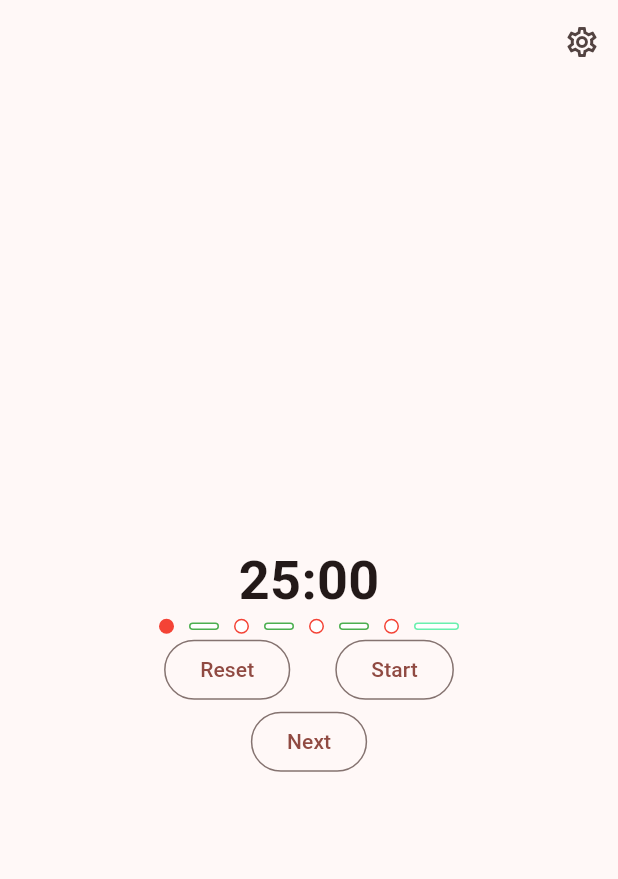
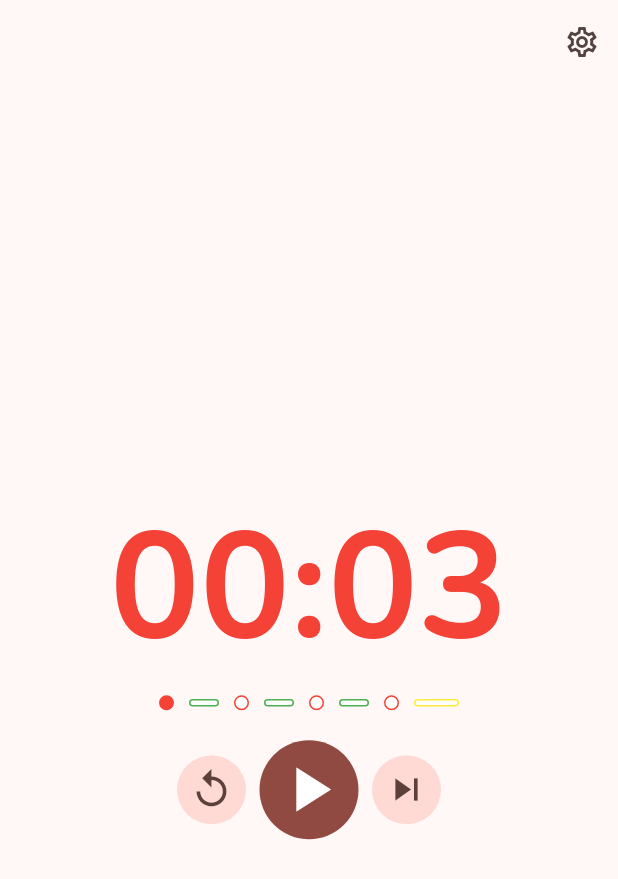
Before and after one commit to trid-io/pomodoro, a Flutter app: the screen it shows after launch, on a phone screen of 412 x 824 dp. Shown: the top 879 px of the screen. Run offline on Flutter 3.47's test engine with Material 3 defaults, Android fonts, the phone set to English and light mode, and no system bars; our stand-ins replace bloc, equatable, flutter_bloc, go_router, logger.

Commit message:
Add Nunito fonts and clean up

```diff
--- a/lib/core/theme.dart
+++ b/lib/core/theme.dart
@@ -3,15 +3,21 @@ import 'package:flutter/material.dart';
 ThemeData lightTheme() {
   return ThemeData(
     colorScheme: ColorScheme.fromSeed(
-        brightness: Brightness.light, seedColor: Colors.red),
+      brightness: Brightness.light,
+      seedColor: Colors.red,
+    ),
     useMaterial3: true,
+    fontFamily: 'Nunito',
   );
 }
 
 ThemeData darkTheme() {
   return ThemeData(
     colorScheme: ColorScheme.fromSeed(
-        brightness: Brightness.dark, seedColor: Colors.red),
+      brightness: Brightness.dark,
+      seedColor: Colors.red,
+    ),
     useMaterial3: true,
+    fontFamily: 'Nunito',
   );
 }
--- a/lib/domain/entity/setting_entity.dart
+++ b/lib/domain/entity/setting_entity.dart
@@ -2,9 +2,12 @@ import 'package:equatable/equatable.dart';
 
 class SettingEntity extends Equatable {
   const SettingEntity({
-    this.focusDuration = const Duration(minutes: 25),
-    this.shortBreakDuration = const Duration(minutes: 5),
-    this.longBreakDuration = const Duration(minutes: 20),
+    // this.focusDuration = const Duration(minutes: 25),
+    // this.shortBreakDuration = const Duration(minutes: 5),
+    // this.longBreakDuration = const Duration(minutes: 20),
+    this.focusDuration = const Duration(seconds: 3),
+    this.shortBreakDuration = const Duration(seconds: 2),
+    this.longBreakDuration = const Duration(seconds: 4),
     this.totalSessions = 4,
     this.autoStart = false,
     this.darkMode = false,
--- a/lib/presentation/bloc/pomodoro/pomo_bloc.dart
+++ b/lib/presentation/bloc/pomodoro/pomo_bloc.dart
@@ -79,6 +79,7 @@ class PomoBloc extends Bloc<PomoEvent, PomoState> {
     Emitter<PomoState> emit,
   ) {
     _cancelTimer();
+    final oldStatus = state.status;
     final newMode = _getNewMode();
     emit(state.copyWith(
       status: PomoStatus.initial,
@@ -86,7 +87,9 @@ class PomoBloc extends Bloc<PomoEvent, PomoState> {
       currentSession: _getNewSession(newMode),
       seconds: _getDefaultSeconds(newMode),
     ));
-    if (state.setting.autoStart) add(const PomoStartPressed());
+    if (state.setting.autoStart && oldStatus == PomoStatus.running) {
+      add(const PomoStartPressed());
+    }
   }
 
   void _onSettingChanged(
@@ -94,6 +97,7 @@ class PomoBloc extends Bloc<PomoEvent, PomoState> {
     Emitter<PomoState> emit,
   ) {
     emit(state.copyWith(setting: event.setting));
+    emit(state.copyWith(seconds: _getDefaultSeconds(state.mode)));
   }
 
   void _startTimer(Emitter<PomoState> emit) {
--- a/lib/presentation/view/pomodoro_page.dart
+++ b/lib/presentation/view/pomodoro_page.dart
@@ -3,11 +3,15 @@
 import 'package:flutter/material.dart';
 import 'package:flutter_bloc/flutter_bloc.dart';
 import 'package:go_router/go_router.dart';
-import 'package:pomodoro/core/logger.dart';
+import 'package:pomodoro/presentation/bloc/settings/setting_state.dart';
+import 'package:pomodoro/presentation/widget/pomo_buttons.dart';
+import 'package:pomodoro/presentation/widget/pomo_sessions.dart';
+import 'package:pomodoro/presentation/widget/pomo_time.dart';
 
 import '../bloc/pomodoro/pomo_event.dart';
 import '../bloc/pomodoro/pomo_bloc.dart';
 import '../bloc/pomodoro/pomo_state.dart';
+import '../bloc/settings/setting_cubit.dart';
 
 class PomodoroPage extends StatelessWidget {
   const PomodoroPage({super.key});
@@ -25,215 +29,51 @@ class PomodoroPage extends StatelessWidget {
             )
           ],
         ),
-        body: BlocBuilder<PomoBloc, PomoState>(
+        body: BlocListener<SettingCubit, SettingState>(
+          listener: (context, state) {
+            context
+                .read<PomoBloc>()
+                .add(PomoSettingChanged(setting: state.setting));
+          },
+          child: BlocBuilder<PomoBloc, PomoState>(
             builder: (context, state) {
               return Column(
                 mainAxisAlignment: MainAxisAlignment.center,
                 children: [
-                Text(
-                  state.displayTime,
-                  style: const TextStyle(
-                    fontSize: 36,
-                    fontWeight: FontWeight.bold,
+                  PomoTime(
+                    displayTime: state.displayTime,
+                    color: Colors.red,
+                    size: 100,
                   ),
+                  PomoSessions(
+                    currentSession: state.currentSession,
+                    currentMode: state.mode,
+                    totalSessions: state.totalSessions,
+                    sessionColor: Colors.red,
+                    shortBreakColor: Colors.green,
+                    longBreakColor: Colors.yellow,
                   ),
-                _buildSessions(context, state),
-                _buildButtons(context, state.status),
-                OutlinedButton(
-                  onPressed: () =>
+                  const SizedBox(height: 20),
+                  PomoButtons(
+                    status: state.status,
+                    onStartPressed: () =>
+                        context.read<PomoBloc>().add(const PomoStartPressed()),
+                    onContinuePressed: () => context
+                        .read<PomoBloc>()
+                        .add(const PomoContinuePressed()),
+                    onPausePressed: () =>
+                        context.read<PomoBloc>().add(const PomoPausePressed()),
+                    onResetPressed: () =>
+                        context.read<PomoBloc>().add(const PomoResetPressed()),
+                    onNextPressed: () =>
                         context.read<PomoBloc>().add(const PomoNextPressed()),
-                  child: const Text('Next'),
                   ),
                 ],
               );
             },
           ),
         ),
-    );
-  }
-
-  Widget _buildSessions(BuildContext context, PomoState state) {
-    logger.d(
-        'build Sessions: totalSession ${state.totalSessions}, currentSession: ${state.currentSession}');
-
-    final children = <Widget>[];
-
-    /* double to include breaks. Eg. 4 sessions should have 4 breaks (3 short breaks and 1 long break) */
-    final totalItems = state.totalSessions * 2;
-
-    Color sessionColor = Colors.red;
-    Color shortBreakColor = Colors.green;
-    Color longBreakColor = Colors.greenAccent;
-
-    List.generate(totalItems, (index) {
-      // switch (state.mode) {
-      //   case PomoMode.focus:
-      //     break;
-      //   case PomoMode.shortBreak:
-      //     break;
-      //   case PomoMode.longBreak:
-      //     break;
-      // }
-      bool isSession = index % 2 == 0;
-      bool isLongBreak = index == totalItems - 1;
-      bool isShortBreak = !isSession && !isLongBreak;
-      int sessionIndex = (state.currentSession - 1) * 2;
-      bool isActive = index <= sessionIndex;
-      // bool isActiveBreak = index <= ((state.currentSession - 1) * 2 + 1) &&
-      //     (isShortBreak || isLongBreak);
-      bool isActiveBreak = index < sessionIndex ||
-          (state.mode != PomoMode.focus && index == sessionIndex + 1);
-
-      if (isSession) {
-        if (isActive) {
-          children.add(Container(
-              width: 10,
-              height: 10,
-              decoration: BoxDecoration(
-                color: sessionColor,
-                shape: BoxShape.circle,
-              )));
-        } else {
-          children.add(Container(
-            width: 10,
-            height: 10,
-            decoration: BoxDecoration(
-              color: Colors.white,
-              border: Border.all(color: sessionColor, width: 1),
-              shape: BoxShape.circle,
       ),
-          ));
-        }
-      }
-
-      if (isShortBreak) {
-        if (isActiveBreak) {
-          children.add(Container(
-            width: 20,
-            height: 5,
-            decoration: BoxDecoration(
-              color: shortBreakColor,
-              borderRadius: BorderRadius.circular(5),
-              shape: BoxShape.rectangle,
-            ),
-          ));
-        } else {
-          children.add(Container(
-            width: 20,
-            height: 5,
-            decoration: BoxDecoration(
-              color: Colors.white,
-              borderRadius: BorderRadius.circular(5),
-              border: Border.all(color: shortBreakColor, width: 1),
-              shape: BoxShape.rectangle,
-            ),
-          ));
-        }
-      }
-
-      if (isLongBreak) {
-        if (isActiveBreak) {
-          children.add(Container(
-            width: 30,
-            height: 5,
-            decoration: BoxDecoration(
-              color: longBreakColor,
-              borderRadius: BorderRadius.circular(5),
-              shape: BoxShape.rectangle,
-            ),
-          ));
-        } else {
-          children.add(Container(
-            width: 30,
-            height: 5,
-            decoration: BoxDecoration(
-              color: Colors.white,
-              borderRadius: BorderRadius.circular(5),
-              border: Border.all(color: longBreakColor, width: 1),
-              shape: BoxShape.rectangle,
-            ),
-          ));
-        }
-      }
-
-      if (!isLongBreak) {
-        children.add(const SizedBox(
-          width: 10,
-        ));
-      }
-    });
-    return Wrap(
-      alignment: WrapAlignment.start,
-      runSpacing: 20,
-      crossAxisAlignment: WrapCrossAlignment.center,
-      children: children,
-    );
-  }
-
-  Widget _buildButtons(BuildContext context, PomoStatus status) {
-    switch (status) {
-      case PomoStatus.initial:
-        return InitialButtons(context);
-      case PomoStatus.running:
-        return RunningButtons(context);
-      case PomoStatus.paused:
-        return PausedButtons(context);
-    }
-  }
-
-  Widget InitialButtons(BuildContext context) {
-    return Row(
-      mainAxisAlignment: MainAxisAlignment.center,
-      children: [
-        OutlinedButton(
-          onPressed: () {
-            context.read<PomoBloc>().add(const PomoResetPressed());
-          },
-          child: const Text('Reset'),
-        ),
-        const SizedBox(width: 30),
-        OutlinedButton(
-          onPressed: () {
-            context.read<PomoBloc>().add(const PomoStartPressed());
-          },
-          child: const Text('Start'),
-        )
-      ],
-    );
-  }
-
-  Widget PausedButtons(BuildContext context) {
-    return Row(
-      mainAxisAlignment: MainAxisAlignment.center,
-      children: [
-        OutlinedButton(
-          onPressed: () {
-            context.read<PomoBloc>().add(const PomoResetPressed());
-          },
-          child: const Text('Reset'),
-        ),
-        const SizedBox(width: 30),
-        OutlinedButton(
-          onPressed: () {
-            context.read<PomoBloc>().add(const PomoContinuePressed());
-          },
-          child: const Text('Continue'),
-        )
-      ],
-    );
-  }
-
-  Widget RunningButtons(BuildContext context) {
-    return Row(
-      mainAxisAlignment: MainAxisAlignment.center,
-      children: [
-        OutlinedButton(
-          onPressed: () {
-            context.read<PomoBloc>().add(const PomoPausePressed());
-          },
-          child: const Text('Pause'),
-        )
-      ],
     );
   }
 }
--- /dev/null
+++ b/lib/presentation/widget/pomo_buttons.dart
@@ -0,0 +1,164 @@
+import 'package:flutter/material.dart';
+import 'package:pomodoro/presentation/bloc/pomodoro/pomo_state.dart';
+
+class PomoButtons extends StatelessWidget {
+  const PomoButtons({
+    super.key,
+    required this.status,
+    this.onStartPressed,
+    this.onContinuePressed,
+    this.onPausePressed,
+    this.onResetPressed,
+    this.onNextPressed,
+  });
+
+  final PomoStatus status;
+  final VoidCallback? onStartPressed;
+  final VoidCallback? onContinuePressed;
+  final VoidCallback? onPausePressed;
+  final VoidCallback? onResetPressed;
+  final VoidCallback? onNextPressed;
+
+  @override
+  Widget build(BuildContext context) {
+    return _buildButtons(context, status);
+  }
+
+  Widget _buildButtons(BuildContext context, PomoStatus status) {
+    switch (status) {
+      case PomoStatus.initial:
+        return InitialButtons(
+          onResetPressed: onResetPressed,
+          onStartPressed: onStartPressed,
+          onNextPressed: onNextPressed,
+        );
+      case PomoStatus.running:
+        return RunningButton(
+          onPausePressed: onPausePressed,
+        );
+      case PomoStatus.paused:
+        return PauseButtons(
+          onResetPressed: onResetPressed,
+          onContinuePressed: onContinuePressed,
+          onNextPressed: onNextPressed,
+        );
+    }
+  }
+}
+
+class InitialButtons extends StatelessWidget {
+  const InitialButtons({
+    super.key,
+    double? mainIconSize,
+    double? subIconSize,
+    this.onStartPressed,
+    this.onResetPressed,
+    this.onNextPressed,
+  })  : mainIconSize = mainIconSize ?? 50,
+        subIconSize = subIconSize ?? 30;
+
+  final double mainIconSize;
+  final double subIconSize;
+  final VoidCallback? onResetPressed;
+  final VoidCallback? onStartPressed;
+  final VoidCallback? onNextPressed;
+
+  @override
+  Widget build(BuildContext context) {
+    return Row(
+      mainAxisAlignment: MainAxisAlignment.center,
+      children: [
+        IconButton.filledTonal(
+          onPressed: onResetPressed,
+          icon: const Icon(Icons.replay),
+          iconSize: subIconSize,
+          tooltip: 'Reset',
+        ),
+        const SizedBox(width: 8),
+        IconButton.filled(
+          onPressed: onStartPressed,
+          icon: const Icon(Icons.play_arrow),
+          iconSize: mainIconSize,
+          tooltip: 'Start',
+        ),
+        const SizedBox(width: 8),
+        IconButton.filledTonal(
+          onPressed: onNextPressed,
+          icon: const Icon(Icons.skip_next),
+          iconSize: subIconSize,
+          tooltip: 'Next',
+        )
+      ],
+    );
+  }
+}
+
+class PauseButtons extends StatelessWidget {
+  const PauseButtons({
+    super.key,
+    double? mainIconSize,
+    double? subIconSize,
+    this.onResetPressed,
+    this.onContinuePressed,
+    this.onNextPressed,
+  })  : mainIconSize = mainIconSize ?? 50,
+        subIconSize = subIconSize ?? 30;
+
+  final double mainIconSize;
+  final double subIconSize;
+  final VoidCallback? onResetPressed;
+  final VoidCallback? onContinuePressed;
+  final VoidCallback? onNextPressed;
+
+  @override
+  Widget build(BuildContext context) {
+    return Row(
+      mainAxisAlignment: MainAxisAlignment.center,
+      children: [
+        IconButton.filledTonal(
+          onPressed: onResetPressed,
+          icon: const Icon(Icons.replay),
+          iconSize: subIconSize,
+          tooltip: 'Reset',
+        ),
+        const SizedBox(width: 8),
+        IconButton.filled(
+          onPressed: onContinuePressed,
+          icon: const Icon(Icons.play_arrow),
+          iconSize: mainIconSize,
+          tooltip: 'Continue',
+        ),
+        const SizedBox(width: 8),
+        IconButton.filledTonal(
+          onPressed: onNextPressed,
+          icon: const Icon(Icons.skip_next),
+          iconSize: subIconSize,
+          tooltip: 'Next',
+        )
+      ],
+    );
+  }
+}
+
+class RunningButton extends StatelessWidget {
+  const RunningButton({super.key, double? mainIconSize, this.onPausePressed})
+      : mainIconSize = mainIconSize ?? 50;
+
+  final double mainIconSize;
+  final VoidCallback? onPausePressed;
+
+  @override
+  Widget build(BuildContext context) {
+    return Row(
+      mainAxisAlignment: MainAxisAlignment.center,
+      children: [
+        IconButton.filled(
+          onPressed: onPausePressed,
+          icon: const Icon(Icons.pause),
+          iconSize: mainIconSize,
+          tooltip: 'Pause',
+        )
+      ],
+    );
+  }
+}
--- /dev/null
+++ b/lib/presentation/widget/pomo_sessions.dart
@@ -0,0 +1,191 @@
+import 'package:flutter/material.dart';
+import 'package:pomodoro/presentation/bloc/pomodoro/pomo_state.dart';
+
+class PomoSessions extends StatelessWidget {
+  const PomoSessions({
+    super.key,
+    required this.currentSession,
+    required this.currentMode,
+    required this.totalSessions,
+    required this.sessionColor,
+    required this.shortBreakColor,
+    required this.longBreakColor,
+  });
+
+  final int currentSession;
+  final PomoMode currentMode;
+  final int totalSessions;
+  final Color sessionColor;
+  final Color shortBreakColor;
+  final Color longBreakColor;
+
+  @override
+  Widget build(BuildContext context) {
+    final children = <Widget>[];
+
+    /* double to include breaks. Eg. 4 sessions should have 4 breaks (3 short breaks and 1 long break) */
+    final totalItems = totalSessions * 2;
+
+    List.generate(totalItems, (index) {
+      bool isSession = index % 2 == 0;
+      bool isLongBreak = index == totalItems - 1;
+      bool isShortBreak = !isSession && !isLongBreak;
+      int sessionIndex = (currentSession - 1) * 2;
+      bool isActiveSession = index <= sessionIndex;
+      bool isActiveBreak = (index < sessionIndex) ||
+          (currentMode != PomoMode.focus && index == sessionIndex + 1);
+
+      if (isSession) {
+        if (isActiveSession) {
+          children.add(ActiveSession(color: sessionColor));
+        } else {
+          children.add(InactiveSession(color: sessionColor));
+        }
+      }
+
+      if (isShortBreak) {
+        if (isActiveBreak) {
+          children.add(ActiveShortBreak(color: shortBreakColor));
+        } else {
+          children.add(InactiveShortBreak(color: shortBreakColor));
+        }
+      }
+
+      if (isLongBreak) {
+        if (isActiveBreak) {
+          children.add(ActiveLongBreak(color: longBreakColor));
+        } else {
+          children.add(InactiveLongBreak(color: longBreakColor));
+        }
+      }
+
+      if (!isLongBreak) {
+        children.add(const SizedBox(
+          width: 10,
+        ));
+      }
+    });
+
+    return Wrap(
+      alignment: WrapAlignment.start,
+      runSpacing: 20,
+      crossAxisAlignment: WrapCrossAlignment.center,
+      children: children,
+    );
+  }
+}
+
+class ActiveSession extends StatelessWidget {
+  const ActiveSession({super.key, required this.color});
+
+  final Color color;
+
+  @override
+  Widget build(BuildContext context) {
+    return Container(
+      width: 10,
+      height: 10,
+      decoration: BoxDecoration(
+        color: color,
+        shape: BoxShape.circle,
+      ),
+    );
+  }
+}
+
+class InactiveSession extends StatelessWidget {
+  const InactiveSession({super.key, required this.color});
+
+  final Color color;
+
+  @override
+  Widget build(BuildContext context) {
+    return Container(
+      width: 10,
+      height: 10,
+      decoration: BoxDecoration(
+        color: Colors.white,
+        border: Border.all(color: color, width: 1),
+        shape: BoxShape.circle,
+      ),
+    );
+  }
+}
+
+class ActiveShortBreak extends StatelessWidget {
+  const ActiveShortBreak({super.key, required this.color});
+
+  final Color color;
+
+  @override
+  Widget build(BuildContext context) {
+    return Container(
+      width: 20,
+      height: 5,
+      decoration: BoxDecoration(
+        color: color,
+        borderRadius: BorderRadius.circular(5),
+        shape: BoxShape.rectangle,
+      ),
+    );
+  }
+}
+
+class InactiveShortBreak extends StatelessWidget {
+  const InactiveShortBreak({super.key, required this.color});
+
+  final Color color;
+
+  @override
+  Widget build(BuildContext context) {
+    return Container(
+      width: 20,
+      height: 5,
+      decoration: BoxDecoration(
+        color: Colors.white,
+        borderRadius: BorderRadius.circular(5),
+        border: Border.all(color: color, width: 1),
+        shape: BoxShape.rectangle,
+      ),
+    );
+  }
+}
+
+class ActiveLongBreak extends StatelessWidget {
+  const ActiveLongBreak({super.key, required this.color});
+
+  final Color color;
+
+  @override
+  Widget build(BuildContext context) {
+    return Container(
+      width: 30,
+      height: 5,
+      decoration: BoxDecoration(
+        color: color,
+        borderRadius: BorderRadius.circular(5),
+        shape: BoxShape.rectangle,
+      ),
+    );
+  }
+}
+
+class InactiveLongBreak extends StatelessWidget {
+  const InactiveLongBreak({super.key, required this.color});
+
+  final Color color;
+
+  @override
+  Widget build(BuildContext context) {
+    return Container(
+      width: 30,
+      height: 5,
+      decoration: BoxDecoration(
+        color: Colors.white,
+        borderRadius: BorderRadius.circular(5),
+        border: Border.all(color: color, width: 1),
+        shape: BoxShape.rectangle,
+      ),
+    );
+  }
+}
--- /dev/null
+++ b/lib/presentation/widget/pomo_time.dart
@@ -0,0 +1,26 @@
+import 'package:flutter/widgets.dart';
+
+class PomoTime extends StatelessWidget {
+  const PomoTime({
+    super.key,
+    required this.displayTime,
+    required this.color,
+    double? size,
+  }) : size = size ?? 50;
+
+  final String displayTime;
+  final double size;
+  final Color color;
+
+  @override
+  Widget build(BuildContext context) {
+    return Text(
+      displayTime,
+      style: TextStyle(
+        color: color,
+        fontSize: size,
+        fontWeight: FontWeight.w700,
+      ),
+    );
+  }
+}
```
Also changed, not shown: pubspec.yaml (+13 -11 lines), fonts/Nunito-Bold.ttf (added), fonts/Nunito-Light.ttf (added), fonts/Nunito-Medium.ttf (added), fonts/Nunito-Regular.ttf (added), fonts/Nunito-SemiBold.ttf (added). Lines whose indentation alone changed are shown as unchanged.
